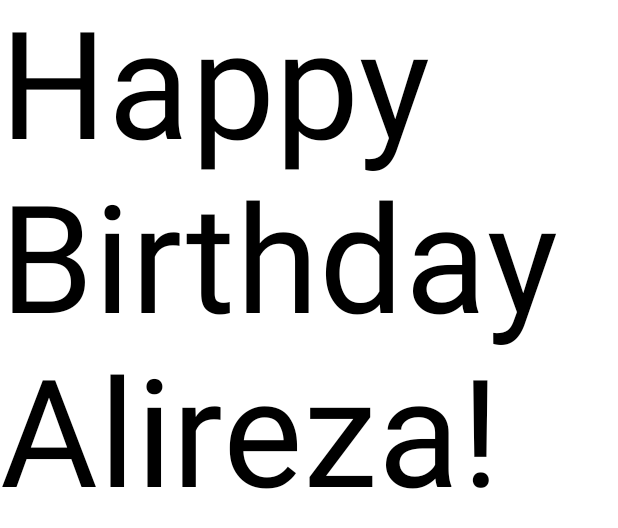
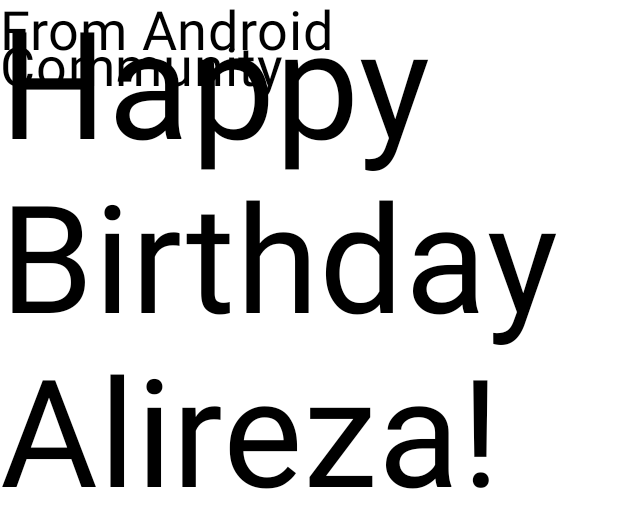
Before and after one commit to ghasabeh/HappyBirthday, an Android app built with Jetpack Compose: the @Preview function BirthdayCardPreview, on a phone screen of 412 x 824 dp. Shown: the top 528 px of the screen. Run offline under Robolectric (Android 15) with nearby library versions, the phone set to English and light mode, and no system bars.

Commit message:
add another text filed 'from'

```diff
--- a/app/src/main/java/com/ghasabeie/happybirthday/MainActivity.kt
+++ b/app/src/main/java/com/ghasabeie/happybirthday/MainActivity.kt
@@ -31,14 +31,15 @@ class MainActivity : ComponentActivity() {
 }
 
 @Composable
-fun GreetingText(message: String, modifier: Modifier = Modifier) {
+fun GreetingText(message: String, from: String, modifier: Modifier = Modifier) {
     Text(text = message, fontSize = 100.sp, lineHeight = 116.sp)
+    Text(text = from, fontSize = 36.sp)
 }
 
 @Preview(showBackground = true, showSystemUi = true, name= "Alireza 's preview")
 @Composable
 fun BirthdayCardPreview() {
     HappyBirthdayTheme {
-        GreetingText(message = "Happy Birthday Alireza!")
+        GreetingText(message = "Happy Birthday Alireza!", from = "From Android Community")
     }
 }
```
